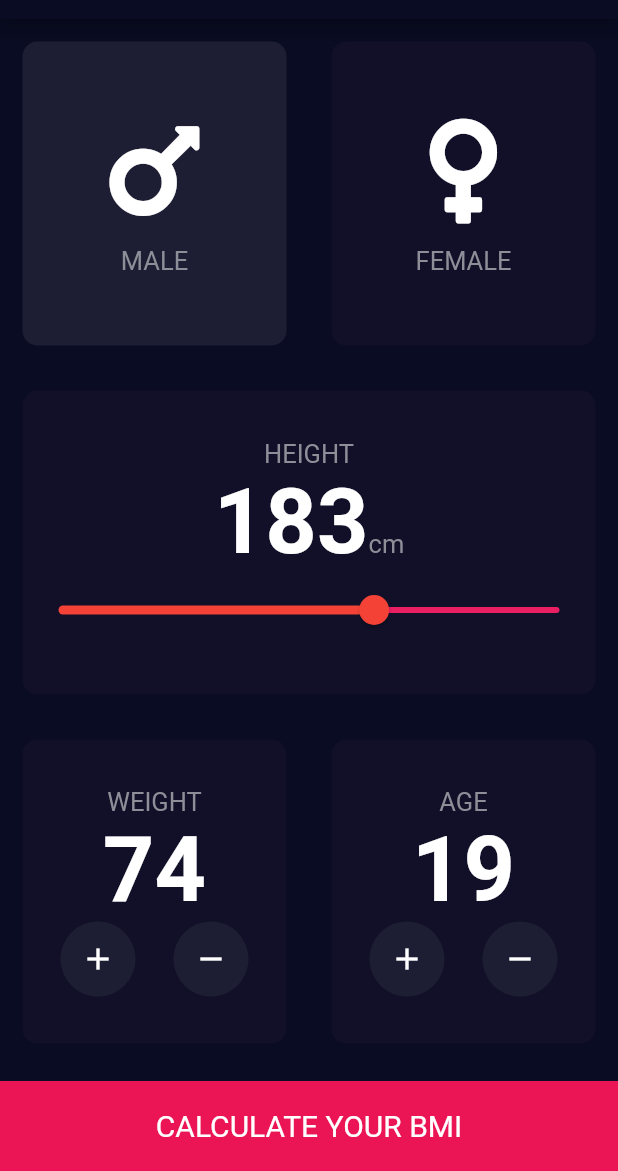
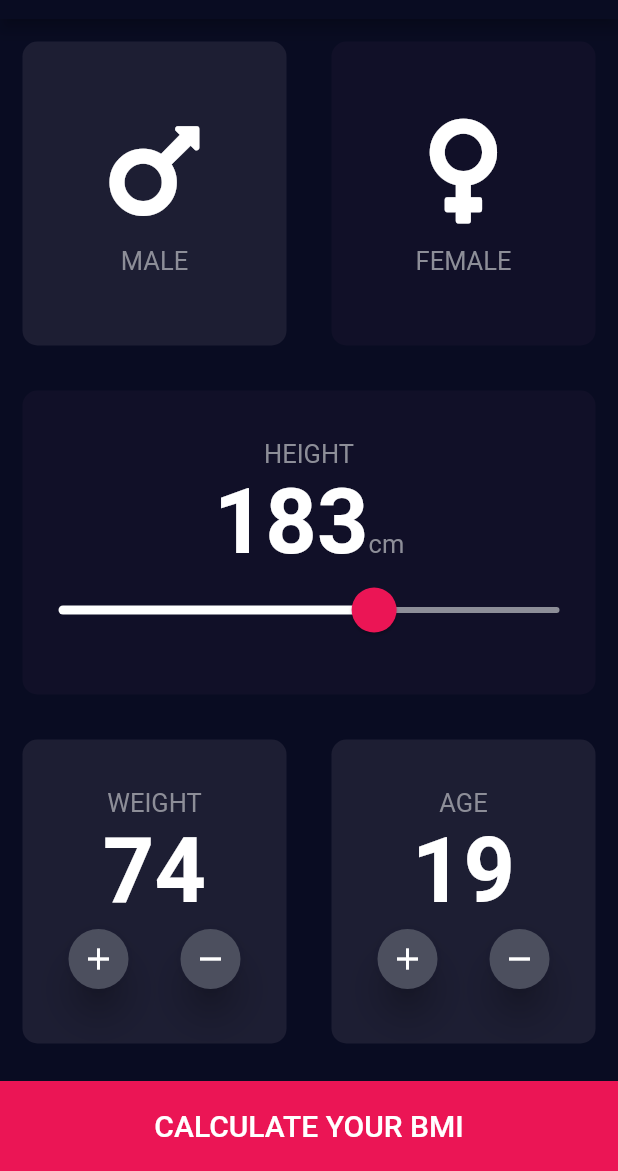
Before and after one commit to sanjay-namdeo/bmi_calculator, a Flutter app: the screen it shows after launch, on a phone screen of 412 x 824 dp, the part 65-1236 px from its top. Run offline on Flutter 3.47's test engine with Material 2 defaults, Android fonts, the phone set to English and light mode, and no system bars; our stand-ins replace font_awesome_flutter.

Commit message:
Changed gesture detector to material button for plus and minus buttons

```diff
--- /dev/null
+++ b/lib/add_remove_button.dart
@@ -0,0 +1,24 @@
+import 'package:flutter/material.dart';
+import 'constants.dart';
+
+class AddRemoveButton extends StatelessWidget {
+  AddRemoveButton({this.onUserTap, this.iconToShow});
+
+  final Function onUserTap;
+  final IconData iconToShow;
+
+  @override
+  Widget build(BuildContext context) {
+    return RawMaterialButton(
+        onPressed: onUserTap,
+        fillColor: Color(0xFF4C4F5E),
+        child: Icon(iconToShow),
+        elevation: 10.0,
+        shape: CircleBorder(),
+        splashColor: kBottomContainerColor,
+        constraints: BoxConstraints.tightFor(
+          width: 40.0,
+          height: 40.0,
+        ));
+  }
+}
--- a/lib/input_page.dart
+++ b/lib/input_page.dart
@@ -4,6 +4,7 @@ import 'child_card.dart';
 import 'package:font_awesome_flutter/font_awesome_flutter.dart';
 import 'constants.dart';
 import 'navigation_button.dart';
+import 'add_remove_button.dart';
 
 enum Gender { Male, Female }
 
@@ -91,17 +92,26 @@ class _InputPageState extends State<InputPage> {
                     ),
                   ],
                 ),
-                Slider(
+                SliderTheme(
+                  data: SliderTheme.of(context).copyWith(
+                      activeTrackColor: Colors.white,
+                      inactiveTrackColor: Color(0xFF8d8E98),
+                      thumbColor: Color(0xFFEB1555),
+                      overlayColor: Color(0x29EB1555),
+                      thumbShape:
+                          RoundSliderThumbShape(enabledThumbRadius: 15.0)),
+                  child: Slider(
                     onChanged: (newHeight) {
                       setState(() {
-                      selectedHeight = newHeight.toInt();
+                        selectedHeight = newHeight.round();
                       });
                     },
                     value: selectedHeight.toDouble(),
                     min: 120,
                     max: 220,
-                  activeColor: Colors.red,
-                  inactiveColor: Colors.pink,
+                    //activeColor: Colors.red,
+                    //inactiveColor: Colors.pink,
+                  ),
                 )
               ],
             ),
@@ -112,7 +122,7 @@ class _InputPageState extends State<InputPage> {
               children: <Widget>[
                 Expanded(
                   child: ReusableCard(
-                    color: kInactiveColor,
+                    color: kActiveColor,
                     childCard: Column(
                       mainAxisAlignment: MainAxisAlignment.center,
                       children: <Widget>[
@@ -127,14 +137,14 @@ class _InputPageState extends State<InputPage> {
                         Row(
                           mainAxisAlignment: MainAxisAlignment.spaceEvenly,
                           children: <Widget>[
-                            weightContainer(
+                            AddRemoveButton(
                                 iconToShow: Icons.add,
                                 onUserTap: () {
                                   setState(() {
                                     selectedWeight++;
                                   });
                                 }),
-                            weightContainer(
+                            AddRemoveButton(
                                 iconToShow: Icons.remove,
                                 onUserTap: () {
                                   setState(() {
@@ -142,14 +152,14 @@ class _InputPageState extends State<InputPage> {
                                   });
                                 }),
                           ],
-                        )
+                        ),
                       ],
                     ),
                   ),
                 ),
                 Expanded(
                   child: ReusableCard(
-                    color: kInactiveColor,
+                    color: kActiveColor,
                     childCard: Column(
                       mainAxisAlignment: MainAxisAlignment.center,
                       children: <Widget>[
@@ -164,14 +174,14 @@ class _InputPageState extends State<InputPage> {
                         Row(
                           mainAxisAlignment: MainAxisAlignment.spaceEvenly,
                           children: <Widget>[
-                            weightContainer(
+                            AddRemoveButton(
                                 iconToShow: Icons.add,
                                 onUserTap: () {
                                   setState(() {
                                     selectedAge++;
                                   });
                                 }),
-                            weightContainer(
+                            AddRemoveButton(
                                 iconToShow: Icons.remove,
                                 onUserTap: () {
                                   setState(() {
@@ -179,7 +189,7 @@ class _InputPageState extends State<InputPage> {
                                   });
                                 }),
                           ],
-                        )
+                        ),
                       ],
                     ),
                   ),
@@ -198,17 +208,4 @@ class _InputPageState extends State<InputPage> {
       ),
     );
   }
-
-  Container weightContainer({Function onUserTap, IconData iconToShow}) {
-    return Container(
-      width: 50.0,
-      height: 50.0,
-      padding: EdgeInsets.all(0.0),
-      decoration: BoxDecoration(shape: BoxShape.circle, color: kActiveColor),
-      child: GestureDetector(
-        child: Icon(iconToShow),
-        onTap: onUserTap,
-      ),
-    );
 }
-}
--- a/lib/navigation_button.dart
+++ b/lib/navigation_button.dart
@@ -11,13 +11,12 @@ class NavigatorButton extends StatelessWidget {
   @override
   Widget build(BuildContext context) {
     return Container(
-      color: kBottomContainerColor,
-      height: kBottomContainerHeight,
-      margin: EdgeInsets.only(top: 10.0),
-      width: double.infinity,
-      child: Center(
-        child: GestureDetector(
-          onTap: navigateTo,
+        color: kBottomContainerColor,
+        height: kBottomContainerHeight,
+        margin: EdgeInsets.only(top: 10.0),
+        width: double.infinity,
+        child: FlatButton(
+          onPressed: navigateTo,
           child: Text(
             buttonName,
             style: TextStyle(
@@ -25,8 +24,6 @@ class NavigatorButton extends StatelessWidget {
               fontSize: 20.0,
             ),
           ),
-        ),
-      ),
-    );
+        ));
   }
 }
--- a/lib/result_page.dart
+++ b/lib/result_page.dart
@@ -91,19 +91,6 @@ class _ResultPageState extends State<ResultPage> {
                             fontWeight: FontWeight.normal,
                           )),
                     ),
-                    Container(
-                      margin: EdgeInsets.only(top: 30),
-                      color: Color(0xFF090C22),
-                      width: 250,
-                      child: FlatButton(
-                        onPressed: null,
-                        child: Text(
-                          'SAVE RESULT',
-                          style:
-                              TextStyle(fontSize: 17.0, color: Colors.white70),
-                        ),
-                      ),
-                    )
                   ],
                 ),
               ),
```
Lines whose indentation alone changed are shown as unchanged.
